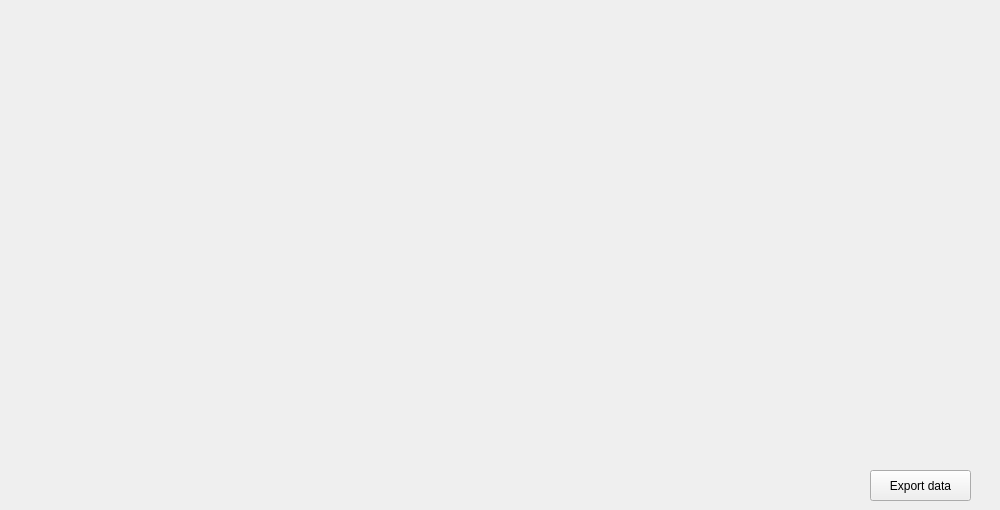
Qt form ui/Results.ui (XinChenQC/MEPplot) before a commit.
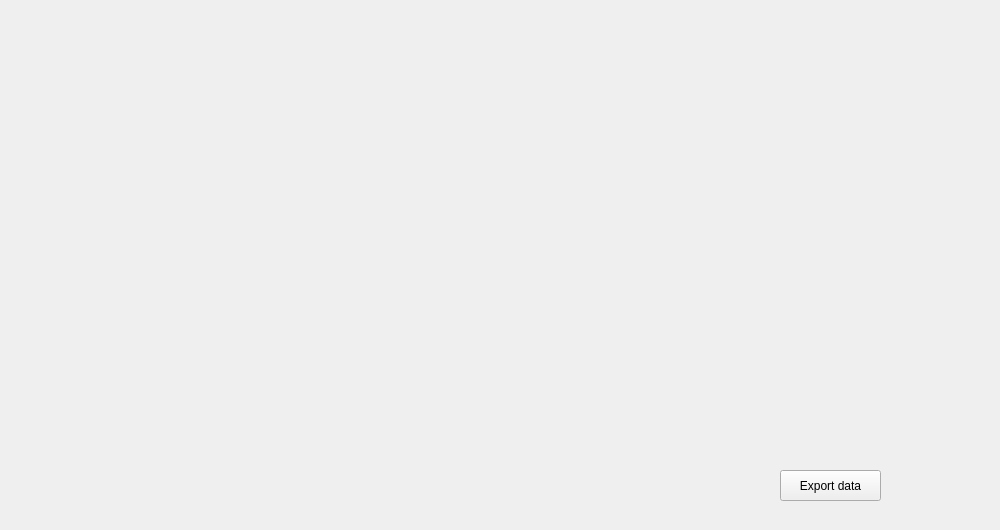
The same form after that commit.

```diff
--- a/ui/Results.ui
+++ b/ui/Results.ui
@@ -7,7 +7,7 @@
     <x>0</x>
     <y>0</y>
     <width>1000</width>
-    <height>510</height>
+    <height>530</height>
    </rect>
   </property>
   <property name="minimumSize">
@@ -16,6 +16,12 @@
     <height>510</height>
    </size>
   </property>
+  <property name="maximumSize">
+   <size>
+    <width>1100</width>
+    <height>530</height>
+   </size>
+  </property>
   <property name="windowTitle">
    <string>Results</string>
   </property>
@@ -54,7 +60,7 @@
   <widget class="QPushButton" name="pushButton">
    <property name="geometry">
     <rect>
-     <x>870</x>
+     <x>780</x>
      <y>470</y>
      <width>101</width>
      <height>31</height>
@@ -64,6 +70,25 @@
     <string>Export data</string>
    </property>
   </widget>
+  <widget class="QLabel" name="exported">
+   <property name="geometry">
+    <rect>
+     <x>900</x>
+     <y>480</y>
+     <width>61</width>
+     <height>21</height>
+    </rect>
+   </property>
+   <property name="font">
+    <font>
+     <family>Times New Roman</family>
+     <pointsize>11</pointsize>
+    </font>
+   </property>
+   <property name="text">
+    <string/>
+   </property>
+  </widget>
  </widget>
  <resources/>
  <connections/>
```
Left out of the diff: 2 changed lines with no effect on the pictures.
